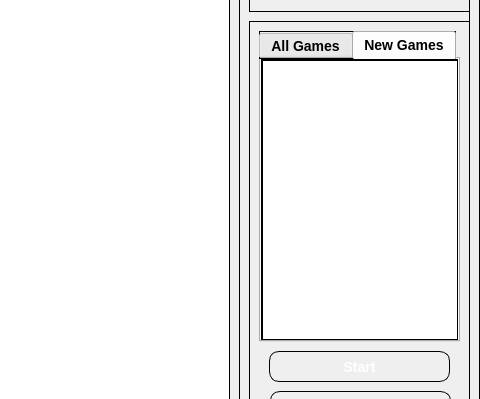
First picture: the form in GameClient_1000/mainwindow.ui, repository ekharkunov/1000_Game, before the edit; both pictures show x 501 to 981 and y 259 to 658 of the 981 by 747 pixel window.
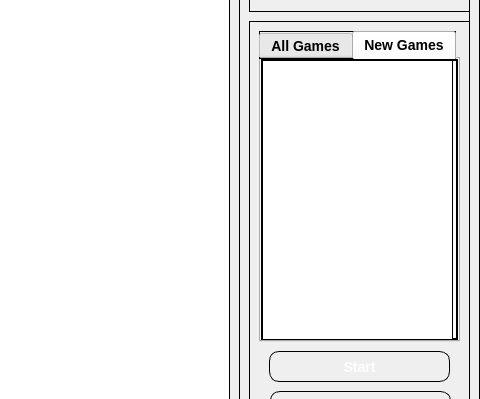
Second picture: the form after the edit. Icons and pictures are not drawn.

What changed in the file:
```diff
--- a/GameClient_1000/mainwindow.ui
+++ b/GameClient_1000/mainwindow.ui
@@ -414,24 +414,15 @@
        <attribute name="title">
         <string>New Games</string>
        </attribute>
-       <widget class="QListView" name="listNewGamesView">
+       <widget class="QListWidget" name="allNewGamesView">
         <property name="geometry">
          <rect>
           <x>0</x>
           <y>0</y>
-          <width>201</width>
-          <height>291</height>
+          <width>191</width>
+          <height>281</height>
          </rect>
         </property>
-        <property name="maximumSize">
-         <size>
-          <width>241</width>
-          <height>291</height>
-         </size>
-        </property>
-        <property name="styleSheet">
-         <string notr="true">background-color: rgb(255, 255, 255);</string>
-        </property>
        </widget>
       </widget>
      </widget>
```
Left out of the diff: 11 changed lines with no effect on the pictures.
